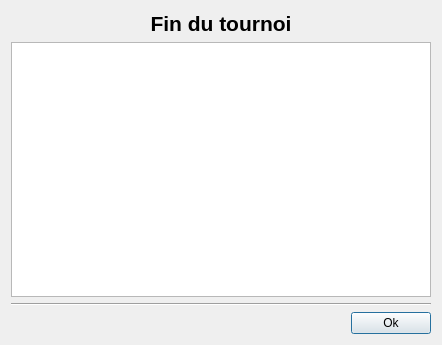
arabine/icl, file src/client/WinUI.ui: the form before one commit.
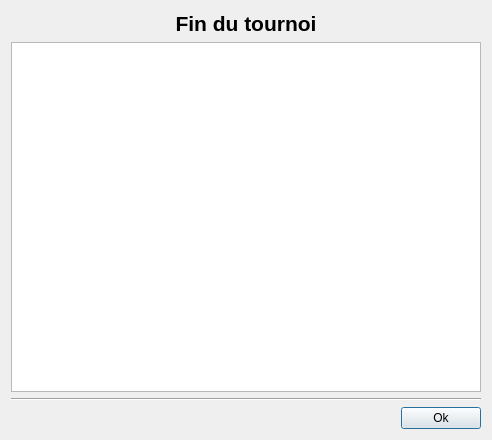
The form after the commit.

```diff
--- a/src/client/WinUI.ui
+++ b/src/client/WinUI.ui
@@ -6,15 +6,21 @@
    <rect>
     <x>0</x>
     <y>0</y>
-    <width>442</width>
-    <height>345</height>
+    <width>458</width>
+    <height>412</height>
    </rect>
   </property>
+  <property name="sizePolicy">
+   <sizepolicy hsizetype="Expanding" vsizetype="Expanding">
+    <horstretch>0</horstretch>
+    <verstretch>0</verstretch>
+   </sizepolicy>
+  </property>
   <property name="windowTitle">
    <string>Dialog</string>
   </property>
-  <layout class="QVBoxLayout" name="verticalLayout">
-   <item>
+  <layout class="QGridLayout" name="gridLayout">
+   <item row="0" column="0">
     <widget class="QLabel" name="label">
      <property name="text">
       <string>&lt;!DOCTYPE HTML PUBLIC &quot;-//W3C//DTD HTML 4.0//EN&quot; &quot;http://www.w3.org/TR/REC-html40/strict.dtd&quot;&gt;
@@ -28,17 +34,30 @@
      </property>
     </widget>
    </item>
-   <item>
-    <widget class="QGraphicsView" name="TournamentGraph"/>
+   <item row="1" column="0">
+    <widget class="QGraphicsView" name="tournamentGraph">
+     <property name="minimumSize">
+      <size>
+       <width>470</width>
+       <height>350</height>
+      </size>
+     </property>
+     <property name="verticalScrollBarPolicy">
+      <enum>Qt::ScrollBarAlwaysOff</enum>
+     </property>
+     <property name="horizontalScrollBarPolicy">
+      <enum>Qt::ScrollBarAlwaysOff</enum>
+     </property>
+    </widget>
    </item>
-   <item>
+   <item row="2" column="0">
     <widget class="Line" name="line">
      <property name="orientation">
       <enum>Qt::Horizontal</enum>
      </property>
     </widget>
    </item>
-   <item>
+   <item row="3" column="0">
     <layout class="QHBoxLayout" name="horizontalLayout">
      <item>
       <spacer name="horizontalSpacer">
```
